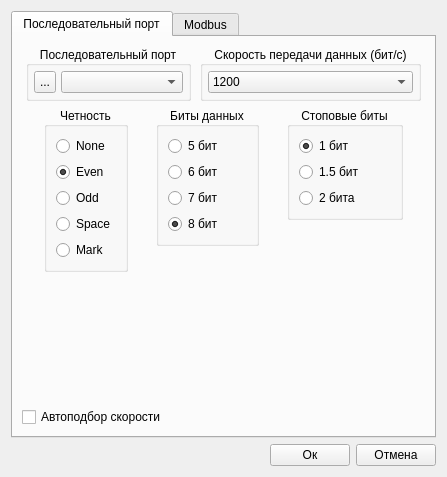
This is serialportsetting.ui in vlarry/configurator as Qt 5 draws it before an edit. The edited form follows.
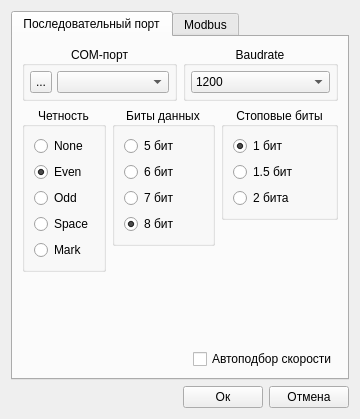
This is the edited form. The open tabs and pages were chosen to show the change. Icons and pictures are not drawn.

The edit to the form file:
```diff
--- a/serialportsetting.ui
+++ b/serialportsetting.ui
@@ -9,12 +9,12 @@
    <rect>
     <x>0</x>
     <y>0</y>
-    <width>447</width>
-    <height>477</height>
+    <width>360</width>
+    <height>419</height>
    </rect>
   </property>
   <property name="sizePolicy">
-   <sizepolicy hsizetype="Fixed" vsizetype="Fixed">
+   <sizepolicy hsizetype="Expanding" vsizetype="Expanding">
     <horstretch>0</horstretch>
     <verstretch>0</verstretch>
    </sizepolicy>
@@ -34,20 +34,17 @@
       </attribute>
       <layout class="QVBoxLayout" name="verticalLayout_9">
        <item>
-        <layout class="QGridLayout" name="gridLayout">
-         <property name="spacing">
-          <number>5</number>
-         </property>
-         <item row="0" column="0">
+        <layout class="QHBoxLayout" name="horizontalLayout_2">
+         <item>
           <widget class="QGroupBox" name="gboxMenuSerialPort">
            <property name="sizePolicy">
-            <sizepolicy hsizetype="Fixed" vsizetype="Fixed">
+            <sizepolicy hsizetype="Expanding" vsizetype="Fixed">
              <horstretch>0</horstretch>
              <verstretch>0</verstretch>
             </sizepolicy>
            </property>
            <property name="title">
-            <string>Последовательный порт</string>
+            <string>COM-порт</string>
            </property>
            <property name="alignment">
             <set>Qt::AlignCenter</set>
@@ -106,7 +103,7 @@
             <item>
              <widget class="QComboBox" name="cboxPortName">
               <property name="sizePolicy">
-               <sizepolicy hsizetype="Preferred" vsizetype="Fixed">
+               <sizepolicy hsizetype="Minimum" vsizetype="Fixed">
                 <horstretch>0</horstretch>
                 <verstretch>0</verstretch>
                </sizepolicy>
@@ -119,16 +116,16 @@
            </layout>
           </widget>
          </item>
-         <item row="0" column="1">
+         <item>
           <widget class="QGroupBox" name="groupBox">
            <property name="sizePolicy">
-            <sizepolicy hsizetype="Fixed" vsizetype="Fixed">
+            <sizepolicy hsizetype="Expanding" vsizetype="Fixed">
              <horstretch>0</horstretch>
              <verstretch>0</verstretch>
             </sizepolicy>
            </property>
            <property name="title">
-            <string>Скорость передачи данных (бит/с)</string>
+            <string>Baudrate</string>
            </property>
            <property name="alignment">
             <set>Qt::AlignCenter</set>
@@ -152,7 +149,7 @@
             <item>
              <widget class="QComboBox" name="cboxBaudrate">
               <property name="sizePolicy">
-               <sizepolicy hsizetype="Preferred" vsizetype="Fixed">
+               <sizepolicy hsizetype="Minimum" vsizetype="Fixed">
                 <horstretch>0</horstretch>
                 <verstretch>0</verstretch>
                </sizepolicy>
@@ -213,7 +210,7 @@
        <item>
         <layout class="QHBoxLayout" name="horizontalLayout">
          <item>
-          <layout class="QVBoxLayout" name="verticalLayout_8">
+          <layout class="QVBoxLayout" name="verticalLayout_6">
            <item>
             <widget class="QGroupBox" name="groupBoxParity">
              <property name="sizePolicy">
@@ -274,7 +271,7 @@
             </widget>
            </item>
            <item>
-            <spacer name="verticalSpacer_5">
+            <spacer name="verticalSpacer_3">
              <property name="orientation">
               <enum>Qt::Vertical</enum>
              </property>
@@ -289,7 +286,7 @@
           </layout>
          </item>
          <item>
-          <layout class="QVBoxLayout" name="verticalLayout_6">
+          <layout class="QVBoxLayout" name="verticalLayout_7">
            <item>
             <widget class="QGroupBox" name="groupBoxDataBits">
              <property name="sizePolicy">
@@ -304,7 +301,7 @@
              <property name="alignment">
               <set>Qt::AlignCenter</set>
              </property>
-             <layout class="QVBoxLayout" name="verticalLayout_2">
+             <layout class="QVBoxLayout" name="verticalLayout_3">
               <item>
                <widget class="QRadioButton" name="radioButtonDataBit5">
                 <property name="text">
@@ -340,7 +337,7 @@
             </widget>
            </item>
            <item>
-            <spacer name="verticalSpacer_3">
+            <spacer name="verticalSpacer_2">
              <property name="orientation">
               <enum>Qt::Vertical</enum>
              </property>
@@ -355,11 +352,11 @@
           </layout>
          </item>
          <item>
-          <layout class="QVBoxLayout" name="verticalLayout_7">
+          <layout class="QVBoxLayout" name="verticalLayout_8">
            <item>
             <widget class="QGroupBox" name="groupBoxStopBits">
              <property name="sizePolicy">
-              <sizepolicy hsizetype="Fixed" vsizetype="Fixed">
+              <sizepolicy hsizetype="Expanding" vsizetype="Fixed">
                <horstretch>0</horstretch>
                <verstretch>0</verstretch>
               </sizepolicy>
@@ -370,7 +367,7 @@
              <property name="alignment">
               <set>Qt::AlignCenter</set>
              </property>
-             <layout class="QVBoxLayout" name="verticalLayout_3">
+             <layout class="QVBoxLayout" name="verticalLayout_2">
               <item>
                <widget class="QRadioButton" name="radioButtonStopBit1">
                 <property name="text">
@@ -418,28 +415,8 @@
          </item>
         </layout>
        </item>
-       <item>
-        <spacer name="verticalSpacer_2">
-         <property name="orientation">
-          <enum>Qt::Vertical</enum>
-         </property>
-         <property name="sizeHint" stdset="0">
-          <size>
-           <width>20</width>
-           <height>40</height>
-          </size>
-         </property>
-        </spacer>
-       </item>
        <item>
         <layout class="QHBoxLayout" name="horizontalLayout_5">
-         <item>
-          <widget class="QCheckBox" name="checkBoxAutoSpeed">
-           <property name="text">
-            <string>Автоподбор скорости</string>
-           </property>
-          </widget>
-         </item>
          <item>
           <spacer name="horizontalSpacer_3">
            <property name="orientation">
@@ -453,6 +430,13 @@
            </property>
           </spacer>
          </item>
+         <item>
+          <widget class="QCheckBox" name="checkBoxAutoSpeed">
+           <property name="text">
+            <string>Автоподбор скорости</string>
+           </property>
+          </widget>
+         </item>
         </layout>
        </item>
       </layout>
```
Left out of the diff: 32 changed lines with no effect on the pictures.
